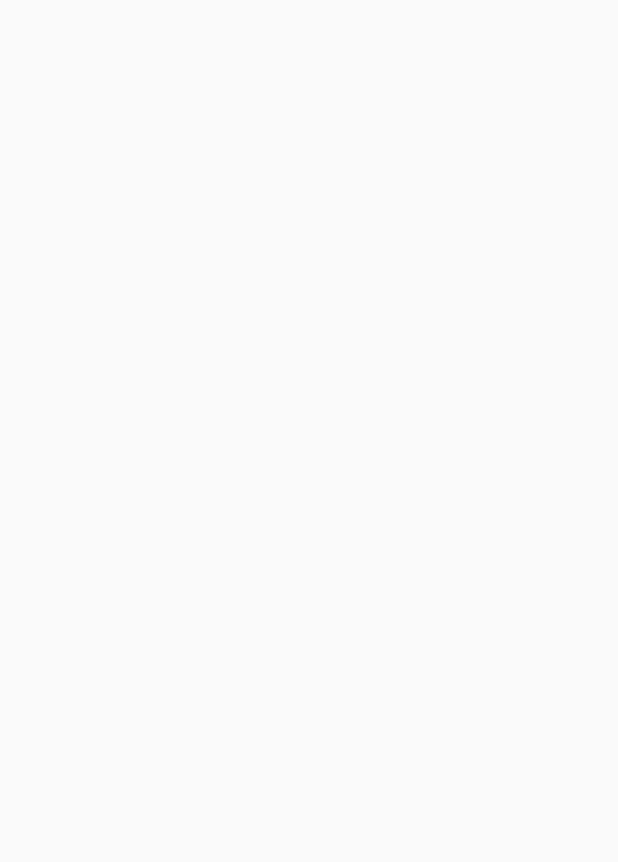
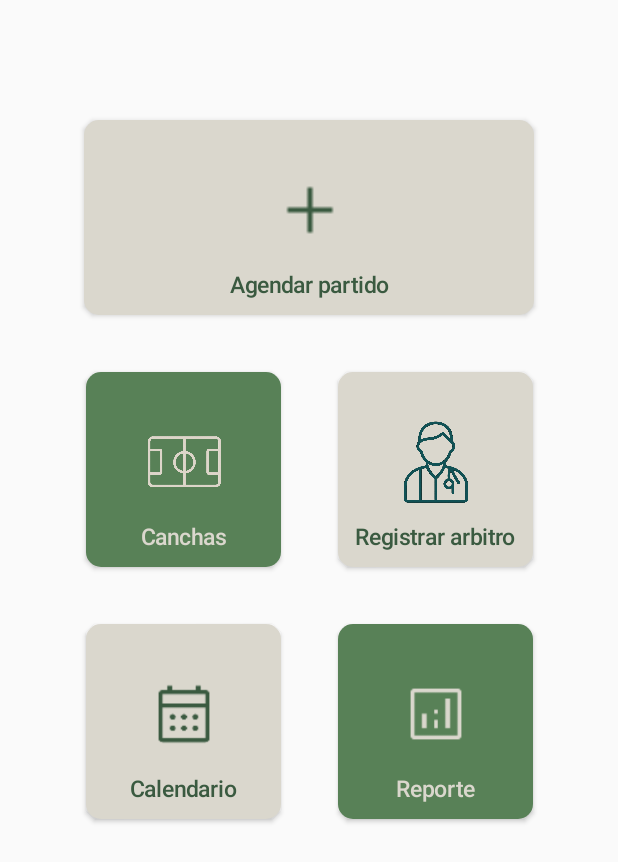
Before and after one commit to zyb1x/CanchiBol, an Android app built with Jetpack Compose: the screen it shows after launch (MainActivity), on a phone screen of 412 x 824 dp. Before the commit the part shown is empty. Shown: the top 862 px of the screen. Run offline under Robolectric (Android 15) with nearby library versions, the phone set to English and light mode, and no system bars.

Commit message:
Se termina menu de incio y se distribuye el proyecto con arquitectura mvvm

```diff
--- a/app/build.gradle.kts
+++ b/app/build.gradle.kts
@@ -50,7 +50,7 @@ dependencies {
     implementation(libs.androidx.compose.ui.tooling.preview)
     implementation(libs.androidx.compose.material3)
     implementation(libs.constraint.layout)
-    implementation("androidx.compose.material:material-icons-extended:1.5.4")
+    implementation("androidx.compose.material:material-icons-extended:1.7.8")
     implementation(libs.androidx.lifecycle.viewmodel.ktx)
 
     testImplementation(libs.junit)
--- a/app/src/main/java/com/example/canchibol/MainActivity.kt
+++ b/app/src/main/java/com/example/canchibol/MainActivity.kt
@@ -4,18 +4,8 @@ import android.os.Bundle
 import androidx.activity.ComponentActivity
 import androidx.activity.compose.setContent
 import androidx.activity.enableEdgeToEdge
-import androidx.compose.foundation.layout.fillMaxSize
-import androidx.compose.foundation.layout.padding
-import androidx.compose.material3.Scaffold
-import androidx.compose.material3.Text
-import androidx.compose.runtime.Composable
 import androidx.compose.ui.Modifier
-import androidx.compose.ui.tooling.preview.Preview
-import androidx.constraintlayout.compose.ConstraintLayout
-import com.example.canchibol.layouts.LayoutIniciarSesion
-import com.example.canchibol.layouts.LayoutInicio
-import com.example.canchibol.layouts.LayoutRegistro
-import com.example.canchibol.ui.theme.CanchiBolTheme
+import com.example.canchibol.proyecto.menuDeInicio.layouts.ui.LayoutMenuInicio
 
 
 class MainActivity : ComponentActivity() {
@@ -26,6 +16,7 @@ class MainActivity : ComponentActivity() {
             //LayoutInicio(modifier = Modifier)
             //LayoutIniciarSesion(modifier = Modifier)
             //LayoutRegistro(modifier = Modifier)
+            LayoutMenuInicio(modifier = Modifier)
         }
     }
 }
--- a/app/src/main/java/com/example/canchibol/layouts/Inicio.kt
+++ b/app/src/main/java/com/example/canchibol/proyecto/inicio/layouts/ui/InicioScreen.kt
@@ -1,7 +1,6 @@
-package com.example.canchibol.layouts
+package com.example.canchibol.proyecto.inicio.layouts.ui
 
 import androidx.compose.foundation.Image
-import androidx.compose.foundation.layout.Box
 import androidx.compose.foundation.layout.fillMaxSize
 import androidx.compose.foundation.layout.height
 import androidx.compose.foundation.layout.size
--- /dev/null
+++ b/app/src/main/java/com/example/canchibol/proyecto/inicio/layouts/viewmodel/InicioViewModel.kt
@@ -0,0 +1 @@
+package com.example.canchibol.proyecto.inicio.layouts.viewmodel
--- a/app/src/main/java/com/example/canchibol/layouts/InicioDeSesion.kt
+++ b/app/src/main/java/com/example/canchibol/proyecto/iniciodesesion/layouts/InicioDeSesionScreen.kt
@@ -1,4 +1,4 @@
-package com.example.canchibol.layouts
+package com.example.canchibol.proyecto.iniciodesesion.layouts
 
 
 import androidx.compose.foundation.Image
--- /dev/null
+++ b/app/src/main/java/com/example/canchibol/proyecto/iniciodesesion/layouts/InicioDeSesionViewModel.kt
@@ -0,0 +1,4 @@
+package com.example.canchibol.proyecto.iniciodesesion.layouts
+
+class InicioDeSesionViewModel {
+}
--- /dev/null
+++ b/app/src/main/java/com/example/canchibol/proyecto/menuDeInicio/layouts/ui/MenuInicioScreen.kt
@@ -0,0 +1,213 @@
+package com.example.canchibol.proyecto.menuDeInicio.layouts.ui
+
+
+import androidx.compose.foundation.Image
+import androidx.compose.foundation.layout.Box
+import androidx.compose.foundation.layout.Column
+import androidx.compose.foundation.layout.Row
+import androidx.compose.foundation.layout.Spacer
+import androidx.compose.foundation.layout.fillMaxSize
+import androidx.compose.foundation.layout.height
+import androidx.compose.foundation.layout.padding
+import androidx.compose.foundation.layout.size
+import androidx.compose.foundation.layout.width
+import androidx.compose.foundation.layout.wrapContentWidth
+import androidx.compose.foundation.shape.RoundedCornerShape
+import androidx.compose.material3.Button
+import androidx.compose.material3.ButtonDefaults
+import androidx.compose.material3.Icon
+import androidx.compose.material3.Surface
+import androidx.compose.material3.Text
+import androidx.compose.runtime.Composable
+import androidx.compose.ui.Alignment
+import androidx.compose.ui.Modifier
+import androidx.compose.ui.res.painterResource
+import androidx.compose.ui.text.font.FontWeight
+import androidx.compose.ui.text.style.TextAlign
+import androidx.compose.ui.unit.dp
+import androidx.compose.ui.unit.sp
+import com.example.canchibol.ui.theme.DarkGreen
+import com.example.canchibol.ui.theme.LightGreen
+import com.example.canchibol.R
+import com.example.canchibol.ui.theme.MediumGreen
+
+
+@Composable
+fun LayoutMenuInicio(
+    modifier: Modifier
+    ){
+    Column(
+        modifier = Modifier
+            .fillMaxSize()
+            .padding(top = 80.dp),
+        horizontalAlignment = Alignment.CenterHorizontally
+    ) {
+    Surface(
+        modifier = Modifier
+            .height(130.dp)
+            .width(300.dp)
+            ,
+        onClick = {},
+        shadowElevation = 2.dp,
+        shape = RoundedCornerShape(10.dp),
+        color = LightGreen,
+
+    ) {
+        Box(modifier = Modifier
+            .fillMaxSize(),
+            contentAlignment = Alignment.Center
+            ){
+            Image(
+                painter = painterResource(id = R.drawable.add_icon),
+                contentDescription = "Icono mas",
+                modifier = Modifier
+                    .size(50.dp)
+                    .padding(bottom = 10.dp)
+            )
+            Text(text = "Agendar partido" ,modifier = Modifier
+                .padding(top = 90.dp),
+                color = DarkGreen,
+                fontSize = 15.sp,
+                fontWeight = FontWeight.SemiBold,
+
+            )
+        }
+
+    }
+        Spacer( modifier = Modifier.height(38.dp))
+
+        Row (){
+            Surface(
+                modifier = Modifier
+                    .height(130.dp)
+                    .width(130.dp),
+                onClick = {},
+                shadowElevation = 2.dp,
+                shape = RoundedCornerShape(10.dp),
+                color = MediumGreen
+            ) {
+                Box(modifier = Modifier
+                    .fillMaxSize(),
+                    contentAlignment = Alignment.Center
+                ){
+                    Image(
+                        painter = painterResource(id = R.drawable.cancha_icon),
+                        contentDescription = "Icono cancha",
+                        modifier = Modifier
+                            .size(80.dp)
+                            .padding(bottom = 10.dp)
+                    )
+                    Text(text = "Canchas" ,modifier = Modifier
+                        .padding(top = 90.dp),
+                        color = LightGreen,
+                        fontSize = 15.sp,
+                        fontWeight = FontWeight.SemiBold,
+
+                        )
+                }
+            }
+
+            Spacer(modifier = Modifier.width(38.dp))
+
+            Surface(
+                modifier = Modifier
+                    .height(130.dp)
+                    .width(130.dp),
+                onClick = {},
+                shadowElevation = 2.dp,
+                shape = RoundedCornerShape(10.dp),
+                color = LightGreen
+            ) {
+                Box(modifier = Modifier
+                    .fillMaxSize(),
+                    contentAlignment = Alignment.Center
+                ){
+                    Image(
+                        painter = painterResource(id = R.drawable.arbitro_icon_dark),
+                        contentDescription = "Icono arbitro",
+                        modifier = Modifier
+                            .size(75.dp)
+                            .padding(bottom = 10.dp)
+                    )
+                    Text(text = "Registrar arbitro" ,modifier = Modifier
+                        .padding(top = 90.dp),
+                        color = DarkGreen,
+                        fontSize = 15.sp,
+                        fontWeight = FontWeight.SemiBold,
+
+                        )
+                }
+            }
+
+
+        }
+
+        Spacer(modifier= Modifier.height(38.dp))
+
+        Row (){
+            Surface(
+                modifier = Modifier
+                    .height(130.dp)
+                    .width(130.dp),
+                onClick = {},
+                shadowElevation = 2.dp,
+                shape = RoundedCornerShape(10.dp),
+                color = LightGreen
+            ) {
+                Box(modifier = Modifier
+                    .fillMaxSize(),
+                    contentAlignment = Alignment.Center
+                ){
+                    Image(
+                        painter = painterResource(id = R.drawable.calenda_icon_dark),
+                        contentDescription = "Icono calendario",
+                        modifier = Modifier
+                            .size(55.dp)
+                            .padding(bottom = 10.dp)
+                    )
+                    Text(text = "Calendario" ,modifier = Modifier
+                        .padding(top = 90.dp),
+                        color = DarkGreen,
+                        fontSize = 15.sp,
+                        fontWeight = FontWeight.SemiBold,
+
+                        )
+                }
+            }
+
+            Spacer(modifier = Modifier.width(38.dp))
+
+            Surface(
+                modifier = Modifier
+                    .height(130.dp)
+                    .width(130.dp),
+                onClick = {},
+                shadowElevation = 2.dp,
+                shape = RoundedCornerShape(10.dp),
+                color = MediumGreen
+            ) {
+                Box(modifier = Modifier
+                    .fillMaxSize(),
+                    contentAlignment = Alignment.Center
+                ){
+                    Image(
+                        painter = painterResource(id = R.drawable.reporte_icon_ligth),
+                        contentDescription = "Icono reporte",
+                        modifier = Modifier
+                            .size(55.dp)
+                            .padding(bottom = 10.dp)
+                    )
+                    Text(text = "Reporte" ,modifier = Modifier
+                        .padding(top = 90.dp),
+                        color = LightGreen,
+                        fontSize = 15.sp,
+                        fontWeight = FontWeight.SemiBold,
+
+                        )
+                }
+            }
+
+
+        }
+
+} }
--- /dev/null
+++ b/app/src/main/java/com/example/canchibol/proyecto/menuDeInicio/layouts/viewmodel/MenuInicioViewModel.kt
@@ -0,0 +1 @@
+package com.example.canchibol.proyecto.menuDeInicio.layouts.viewmodel
--- a/app/src/main/java/com/example/canchibol/layouts/Registro.kt
+++ b/app/src/main/java/com/example/canchibol/proyecto/registro/layouts/RegistroScreen.kt
@@ -1,9 +1,8 @@
-package com.example.canchibol.layouts
+package com.example.canchibol.proyecto.registro.layouts
 
 import androidx.compose.foundation.Image
 import androidx.compose.foundation.layout.fillMaxSize
 import androidx.compose.foundation.layout.height
-import androidx.compose.foundation.layout.padding
 import androidx.compose.foundation.layout.size
 import androidx.compose.foundation.layout.width
 import androidx.compose.foundation.shape.RoundedCornerShape
--- /dev/null
+++ b/app/src/main/java/com/example/canchibol/proyecto/registro/layouts/RegistroViewModel.kt
@@ -0,0 +1 @@
+package com.example.canchibol.proyecto.registro.layouts
--- a/gradle/libs.versions.toml
+++ b/gradle/libs.versions.toml
@@ -5,7 +5,7 @@ coreKtx = "1.17.0"
 junit = "4.13.2"
 junitVersion = "1.3.0"
 espressoCore = "3.7.0"
-lifecycleRuntimeKtx = "2.9.4"
+lifecycleRuntimeKtx = "2.8.6"
 activityCompose = "1.11.0"
 composeBom = "2025.10.00"
 constraintVersion="1.1.1"
@@ -27,7 +27,8 @@ androidx-compose-ui-test-manifest = { group = "androidx.compose.ui", name = "ui-
 androidx-compose-ui-test-junit4 = { group = "androidx.compose.ui", name = "ui-test-junit4" }
 androidx-compose-material3 = { group = "androidx.compose.material3", name = "material3" }
 constraint-layout={module="androidx.constraintlayout:constraintlayout-compose", version.ref="constraintVersion"}
-androidx-lifecycle-viewmodel-ktx = { module = "androidx.lifecycle:lifecycle-viewmodel-android-ktx", name = "lifecycle-viewmodel-ktx", version.ref = "lifecycleRuntimeKtx"}
+androidx-lifecycle-viewmodel-ktx = { module = "androidx.lifecycle:lifecycle-viewmodel-ktx", version = "2.8.6" }
+
 
 
 [plugins]
```
Also changed, not shown: app/src/main/res/drawable/add_icon.png (added), app/src/main/res/drawable/arbitro_icon_dark.png (added), app/src/main/res/drawable/calenda_icon_dark.png (added), app/src/main/res/drawable/cancha_icon.png (added), app/src/main/res/drawable/reporte_icon_ligth.png (added).
